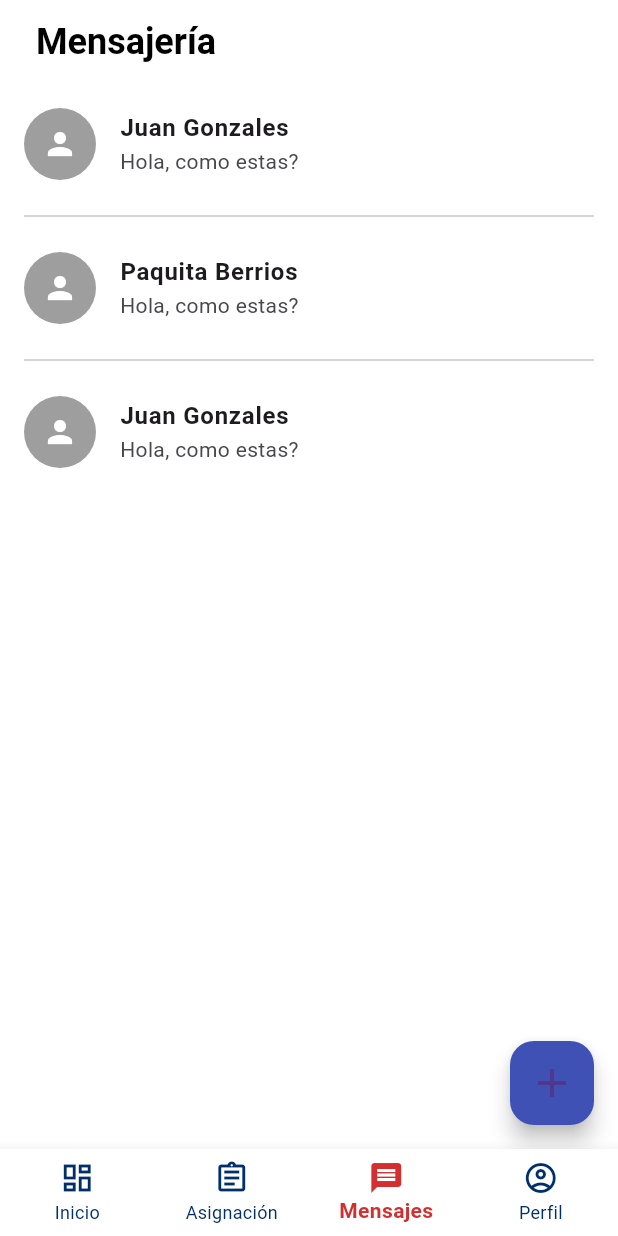
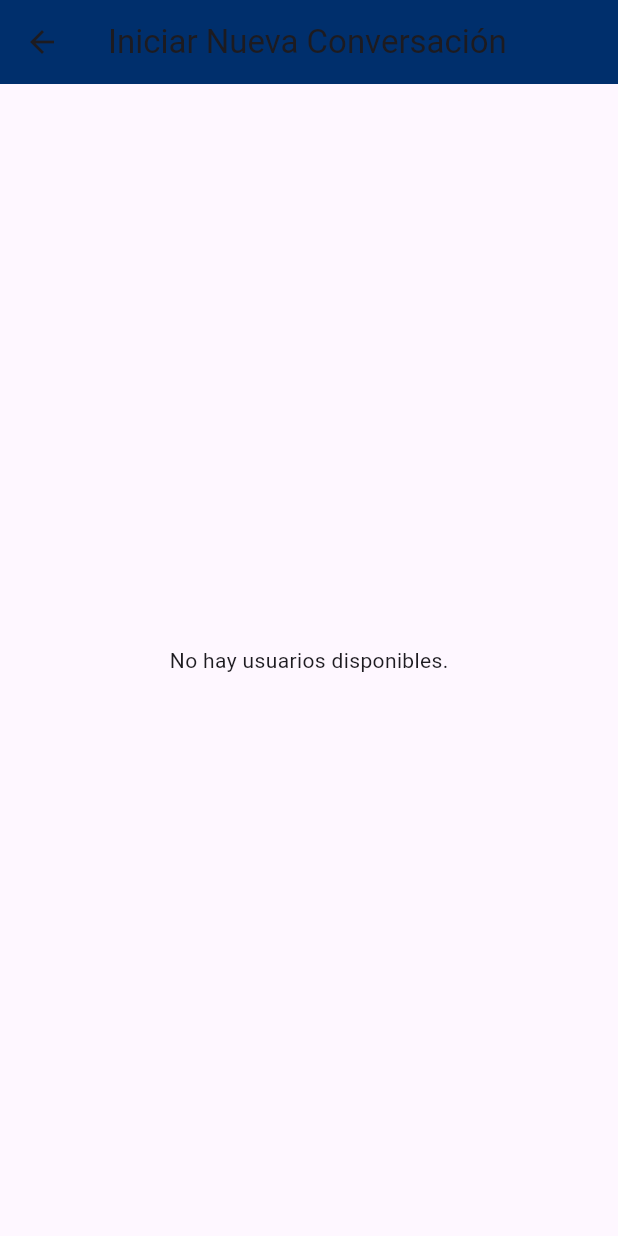
Before and after one commit to rolyadlr/AndeirApp, a Flutter app: the screen it shows once a user with an empty profile is signed in, item 3 of the bottom bar chosen, after a tap on the "add" icon, on a phone screen of 412 x 824 dp. Run offline on Flutter 3.47's test engine with Material 3 defaults, Android fonts, the phone set to English and light mode, and no system bars; our stand-ins replace cloud_firestore, firebase_auth, firebase_core, firebase_storage, flutter_map, google_fonts and 3 more; accounts and stored records are empty; network calls fail.

Commit message:
funcionalidad de mensajeria

```diff
--- a/lib/main.dart
+++ b/lib/main.dart
@@ -1,6 +1,6 @@
 import 'package:flutter/material.dart';
 import 'package:firebase_core/firebase_core.dart';
-import 'auth_gate.dart'; // nuevo archivo
+import 'services/auth_gate.dart';
 import 'services/admin_setup.dart';
 import 'package:firebase_auth/firebase_auth.dart';
 import 'package:cloud_firestore/cloud_firestore.dart';
@@ -21,7 +21,7 @@ class MyApp extends StatelessWidget {
     return MaterialApp(
       title: 'Andeir App',
       debugShowCheckedModeBanner: false,
-      home: const AuthGate(), // Escoge Login o Home según el estado
+      home: const AuthGate(),
     );
   }
 
--- /dev/null
+++ b/lib/models/message.dart
@@ -0,0 +1,34 @@
+// lib/models/message.dart
+import 'package:cloud_firestore/cloud_firestore.dart';
+
+class Message {
+  final String senderId;
+  final String receiverId;
+  final String text;
+  final Timestamp timestamp;
+
+  Message({
+    required this.senderId,
+    required this.receiverId,
+    required this.text,
+    required this.timestamp,
+  });
+
+  factory Message.fromMap(Map<String, dynamic> map) {
+    return Message(
+      senderId: map['senderId'], // <--- CAMBIADO DE 'sender' A 'senderId'
+      receiverId: map['receiverId'],
+      text: map['text'],
+      timestamp: map['timestamp'] as Timestamp,
+    );
+  }
+
+  Map<String, dynamic> toMap() {
+    return {
+      'senderId': senderId,
+      'receiverId': receiverId,
+      'text': text,
+      'timestamp': timestamp,
+    };
+  }
+}
--- a/lib/pages/Administrador/AdminHomePage.dart
+++ b/lib/pages/Administrador/AdminHomePage.dart
@@ -1,8 +1,9 @@
+// lib/pages/Administrador/AdminHomePage.dart
 import 'package:flutter/material.dart';
 import 'package:cloud_firestore/cloud_firestore.dart';
 
 import 'asignacion_tareas_page.dart';
-import 'Admin_messages_page.dart';
+import 'admin_conversations_page.dart'; // <--- IMPORTACIÓN DE LA NUEVA PÁGINA
 import 'Admin_profile_page.dart';
 
 class AdminHomePage extends StatefulWidget {
@@ -23,7 +24,7 @@ class _AdminHomePageState extends State<AdminHomePage> {
     _pages.addAll([
       _buildDashboardPage(),
       const AsignacionTareasPage(),
-      const MensajeriaPage(),
+      const AdminConversationsPage(), // <--- CAMBIADO A LA NUEVA PÁGINA DE CHAT PARA ADMIN
       const AdminMiCuentaPage(),
     ]);
   }
--- /dev/null
+++ b/lib/pages/chat/start_new_conversation_page.dart
@@ -0,0 +1,87 @@
+// lib/pages/chat/start_new_conversation_page.dart
+import 'package:flutter/material.dart';
+import 'package:firebase_auth/firebase_auth.dart';
+import '../../services/chat_service.dart';
+import 'chat_page.dart';
+
+class StartNewConversationPage extends StatefulWidget {
+  const StartNewConversationPage({super.key});
+
+  @override
+  State<StartNewConversationPage> createState() => _StartNewConversationPageState();
+}
+
+class _StartNewConversationPageState extends State<StartNewConversationPage> {
+  final ChatService _chatService = ChatService();
+  final User? currentUser = FirebaseAuth.instance.currentUser;
+
+@override
+Widget build(BuildContext context) {
+  if (currentUser == null) {
+    return Scaffold(
+      appBar: AppBar(
+        title: const Text('Iniciar Nueva Conversación'),
+        backgroundColor: const Color(0xFF002F6C),
+      ),
+      body: const Center(
+        child: Text('Debes iniciar sesión para iniciar una conversación.'),
+      ),
+    );
+  }
+
+    return Scaffold(
+      appBar: AppBar(
+        title: const Text('Iniciar Nueva Conversación'),
+        backgroundColor: const Color(0xFF002F6C),
+      ),
+      body: StreamBuilder<List<Map<String, dynamic>>>(
+        stream: _chatService.getUsersStream(),
+        builder: (context, snapshot) {
+          if (snapshot.connectionState == ConnectionState.waiting) {
+            return const Center(child: CircularProgressIndicator());
+          }
+
+          if (snapshot.hasError) {
+            return Center(child: Text('Error: ${snapshot.error}'));
+          }
+
+          if (!snapshot.hasData || snapshot.data!.isEmpty) {
+            return const Center(child: Text('No hay usuarios disponibles.'));
+          }
+
+          final users = snapshot.data!;
+
+          return ListView.builder(
+            itemCount: users.length,
+            itemBuilder: (context, index) {
+              final user = users[index];
+              // No mostrar al usuario actual en la lista para chatear consigo mismo
+              if (user['uid'] == currentUser!.uid) {
+                return const SizedBox.shrink();
+              }
+              return ListTile(
+                leading: const CircleAvatar(
+                  child: Icon(Icons.person),
+                ),
+                title: Text('${user['nombres']} ${user['apellidos']}'),
+                subtitle: Text(user['rol'] ?? 'Sin rol'), // Muestra el rol
+                onTap: () {
+                  Navigator.push(
+                    context,
+                    MaterialPageRoute(
+                      builder: (_) => ChatPage(
+                        otherUserId: user['uid'],
+                        otherUserName: '${user['nombres']} ${user['apellidos']}',
+                        // No pasamos chatRoomId aquí, ChatPage lo generará si es una nueva conversación
+                      ),
+                    ),
+                  );
+                },
+              );
+            },
+          );
+        },
+      ),
+    );
+  }
+}
--- /dev/null
+++ b/lib/pages/conversation_list_page.dart
@@ -0,0 +1,102 @@
+// lib/pages/conversation_list_page.dart
+import 'package:flutter/material.dart';
+import 'package:firebase_auth/firebase_auth.dart';
+import 'package:cloud_firestore/cloud_firestore.dart';
+import '../../services/chat_service.dart';
+import 'chat/chat_page.dart';
+import 'chat/start_new_conversation_page.dart';
+
+class ConversationListPage extends StatefulWidget {
+  const ConversationListPage({super.key});
+
+  @override
+  State<ConversationListPage> createState() => _ConversationListPageState();
+}
+
+class _ConversationListPageState extends State<ConversationListPage> {
+  final ChatService _chatService = ChatService();
+  final User? currentUser = FirebaseAuth.instance.currentUser;
+
+  @override
+  Widget build(BuildContext context) {
+    if (currentUser == null) {
+      return Scaffold(
+        appBar: AppBar(
+          title: Text('Mensajes'),
+          backgroundColor: Color(0xFF002F6C),
+        ),
+        body: Center(child: Text('Debes iniciar sesión para ver tus mensajes.')),
+      );
+    }
+
+
+    // Agrega esta línea para depuración
+    print('Current User UID: ${currentUser?.uid}');
+
+    return Scaffold(
+      appBar: AppBar(
+        title: const Text('Tus Conversaciones'),
+        backgroundColor: const Color(0xFF002F6C),
+      ),
+      body: StreamBuilder<List<Map<String, dynamic>>>(
+        stream: _chatService.getUserConversations(currentUser!.uid),
+        builder: (context, snapshot) {
+          if (snapshot.connectionState == ConnectionState.waiting) {
+            return const Center(child: CircularProgressIndicator());
+          }
+
+          if (!snapshot.hasData || snapshot.data!.isEmpty) {
+            return const Center(child: Text('No tienes conversaciones aún.'));
+          }
+
+          final conversations = snapshot.data!;
+
+          return ListView.builder(
+            itemCount: conversations.length,
+            itemBuilder: (context, index) {
+              final convo = conversations[index];
+              return ListTile(
+                leading: const CircleAvatar(
+                  child: Icon(Icons.person),
+                ),
+                title: Text(convo['otherUserName']),
+                subtitle: Text(convo['lastMessage']),
+                trailing: Text(_formatTimestamp(convo['timestamp'])),
+                onTap: () {
+                  Navigator.push(
+                    context,
+                    MaterialPageRoute(
+                      builder: (_) => ChatPage(
+                        otherUserId: convo['otherUserId'],
+                        otherUserName: convo['otherUserName'],
+                        chatRoomId: convo['chatRoomId'], // Pasamos el ID del chat room
+                      ),
+                    ),
+                  );
+                },
+              );
+            },
+          );
+        },
+      ),
+      floatingActionButton: FloatingActionButton(
+        backgroundColor: const Color(0xFF3F51B5),
+        onPressed: () {
+          // Navegar a una página para iniciar una nueva conversación
+          Navigator.push(
+            context,
+            MaterialPageRoute(
+              builder: (_) => const StartNewConversationPage(),
+            ),
+          );
+        },
+        child: const Icon(Icons.add, size: 32),
+      ),
+    );
+  }
+
+  String _formatTimestamp(Timestamp timestamp) {
+    final date = timestamp.toDate();
+    return '${date.hour.toString().padLeft(2, '0')}:${date.minute.toString().padLeft(2, '0')}';
+  }
+}
--- a/lib/pages/home_page.dart
+++ b/lib/pages/home_page.dart
@@ -1,9 +1,10 @@
+// lib/pages/home_page.dart
 import 'package:cloud_firestore/cloud_firestore.dart';
 import 'package:firebase_auth/firebase_auth.dart';
 import 'package:flutter/material.dart';
 import 'calendar_page.dart';
 import 'profile_page.dart';
-import 'messages_page.dart';
+import 'conversation_list_page.dart';
 
 class HomePage extends StatefulWidget {
   const HomePage({super.key});
@@ -41,7 +42,7 @@ class _HomePageState extends State<HomePage> {
           _pages.addAll([
             _buildHomePage(uid!),
             const CalendarPage(),
-            const MessagesPage(),
+            const ConversationListPage(),
             const ProfilePage(),
           ]);
 
@@ -66,7 +67,7 @@ class _HomePageState extends State<HomePage> {
       bottomNavigationBar: BottomNavigationBar(
         currentIndex: _currentIndex,
         selectedItemColor: Colors.red.shade700,
-        unselectedItemColor: Color(0xFF002F6C),
+        unselectedItemColor: const Color(0xFF002F6C),
         backgroundColor: Colors.white,
         elevation: 8,
         type: BottomNavigationBarType.fixed,
@@ -144,7 +145,7 @@ class _HomePageState extends State<HomePage> {
               children: [
                 Text(
                   'Hola, $nombre 👋',
-                  style: TextStyle(
+                  style: const TextStyle(
                     fontSize: 26,
                     fontWeight: FontWeight.bold,
                     color: Color(0xFF002F6C),
--- a/lib/pages/messages_page.dart
+++ /dev/null
@@ -1,74 +0,0 @@
-import 'package:flutter/material.dart';
-
-class MessagesPage extends StatelessWidget {
-  const MessagesPage({super.key});
-
-  @override
-  Widget build(BuildContext context) {
-    // Lista de mensajes de ejemplo
-    final List<Map<String, String>> messages = [
-      {
-        'name': 'Juan Gonzales',
-        'message': 'Hola, como estas?',
-      },
-      {
-        'name': 'Paquita Berrios',
-        'message': 'Hola, como estas?',
-      },
-      {
-        'name': 'Juan Gonzales',
-        'message': 'Hola, como estas?',
-      },
-    ];
-
-    return Scaffold(
-      backgroundColor: Colors.white,
-      appBar: AppBar(
-        backgroundColor: Colors.white,
-        elevation: 0,
-        title: const Padding(
-          padding: EdgeInsets.only(left: 8.0),
-          child: Text(
-            'Mensajería',
-            style: TextStyle(
-              color: Colors.black,
-              fontWeight: FontWeight.bold,
-              fontSize: 24,
-            ),
-          ),
-        ),
-      ),
-      body: ListView.separated(
-        padding: const EdgeInsets.symmetric(horizontal: 16),
-        itemCount: messages.length,
-        separatorBuilder: (context, index) => const Divider(),
-        itemBuilder: (context, index) {
-          final message = messages[index];
-          return ListTile(
-            contentPadding: const EdgeInsets.symmetric(vertical: 4),
-            leading: const CircleAvatar(
-              radius: 24,
-              backgroundColor: Colors.grey,
-              child: Icon(Icons.person, color: Colors.white),
-            ),
-            title: Text(
-              message['name']!,
-              style: const TextStyle(fontWeight: FontWeight.bold),
-            ),
-            subtitle: Text(message['message']!),
-            onTap: () {
-              // Puedes navegar a una conversación individual aquí
-            },
-          );
-        },
-      ),
-      floatingActionButton: FloatingActionButton(
-        backgroundColor: const Color(0xFF3F51B5), // Azul tipo Material
-        onPressed: () {
-          // Acción para crear nuevo mensaje
-        },
-        child: const Icon(Icons.add, size: 32),
-      ),
-    );
-  }
-}
--- a/lib/auth_gate.dart
+++ b/lib/services/auth_gate.dart
@@ -1,9 +1,9 @@
 import 'package:flutter/material.dart';
 import 'package:firebase_auth/firebase_auth.dart';
 import 'package:cloud_firestore/cloud_firestore.dart';
-import 'pages/home_page.dart';
-import 'pages/Administrador/AdminHomePage.dart';
-import 'pages/login_page.dart';
+import '../pages/home_page.dart';
+import '../pages/Administrador/AdminHomePage.dart';
+import '../pages/login_page.dart';
 
 class AuthGate extends StatelessWidget {
   const AuthGate({super.key});
--- /dev/null
+++ b/lib/services/chat_service.dart
@@ -0,0 +1,119 @@
+// lib/services/chat_service.dart
+import 'package:cloud_firestore/cloud_firestore.dart';
+import 'package:firebase_auth/firebase_auth.dart';
+import '../models/message.dart';
+
+class ChatService {
+  final FirebaseFirestore _firestore = FirebaseFirestore.instance;
+  final FirebaseAuth _auth = FirebaseAuth.instance;
+
+  User? getCurrentUser() {
+    return _auth.currentUser;
+  }
+
+  Stream<List<Map<String, dynamic>>> getUsersStream() {
+    return _firestore.collection('usuarios').snapshots().map((snapshot) {
+      return snapshot.docs.map((doc) {
+        final user = doc.data();
+        return {
+          'uid': doc.id,
+          'nombres': user['nombres'] ?? 'Nombre Desconocido',
+          'apellidos': user['apellidos'] ?? '',
+          'email': user['email'] ?? '',
+          'rol': user['rol'] ?? 'trabajador',
+        };
+      }).toList();
+    });
+  }
+
+  // Enviar un mensaje
+  Future<void> sendMessage({
+    required String senderId,
+    required String receiverId,
+    required String messageText,
+  }) async {
+    // ID del chat room (combinación de IDs de usuario para asegurar unicidad)
+    List<String> ids = [senderId, receiverId];
+    ids.sort(); // Ordenar los IDs para crear un chat room ID consistente
+    String chatRoomId = ids.join("_");
+
+    // Crear un nuevo mensaje
+    Message newMessage = Message(
+      senderId: senderId,
+      receiverId: receiverId,
+      text: messageText,
+      timestamp: Timestamp.now(),
+    );
+
+    // Guardar el mensaje en el chat room
+    await _firestore
+        .collection('chat_rooms')
+        .doc(chatRoomId)
+        .collection('messages')
+        .add(newMessage.toMap());
+
+    // Actualizar la última actividad del chat room (opcional pero útil para ordenar)
+    await _firestore.collection('chat_rooms').doc(chatRoomId).set(
+      {
+        'participants': ids,
+        'lastMessage': messageText,
+        'lastMessageSenderId': senderId,
+        'timestamp': Timestamp.now(),
+      },
+      SetOptions(merge: true), // Merge para no sobrescribir otros campos
+    );
+  }
+
+  // Obtener mensajes para un chat específico
+  Stream<List<Message>> getMessages(String userId1, String userId2) {
+    List<String> ids = [userId1, userId2];
+    ids.sort();
+    String chatRoomId = ids.join("_");
+
+    return _firestore
+        .collection('chat_rooms')
+        .doc(chatRoomId)
+        .collection('messages')
+        .orderBy('timestamp', descending: false)
+        .snapshots()
+        .map((snapshot) {
+      return snapshot.docs.map((doc) {
+        return Message.fromMap(doc.data());
+      }).toList();
+    });
+  }
+
+  // Obtener conversaciones para el usuario actual
+  Stream<List<Map<String, dynamic>>> getUserConversations(String userId) {
+    return _firestore
+        .collection('chat_rooms')
+        .where('participants', arrayContains: userId)
+        .orderBy('timestamp', descending: true)
+        .snapshots()
+        .asyncMap((snapshot) async {
+      List<Map<String, dynamic>> conversations = [];
+      for (var doc in snapshot.docs) {
+        final data = doc.data();
+        final participants = List<String>.from(data['participants']);
+        final otherUserId = participants.firstWhere((id) => id != userId);
+
+        // Obtener los datos del otro usuario
+        final userDoc =
+            await _firestore.collection('usuarios').doc(otherUserId).get();
+        final userData = userDoc.data();
+
+        if (userData != null) {
+          conversations.add({
+            'chatRoomId': doc.id,
+            'otherUserId': otherUserId,
+            'otherUserName':
+                '${userData['nombres'] ?? ''} ${userData['apellidos'] ?? ''}',
+            'lastMessage': data['lastMessage'] ?? 'Sin mensajes',
+            'timestamp': data['timestamp'] ?? Timestamp.now(),
+          });
+        }
+      }
+      return conversations;
+    });
+  }
+}
```
Also changed, not shown: lib/pages/Administrador/Admin_messages_page.dart (deleted, +0 -15 lines), lib/pages/Administrador/admin_conversations_page.dart (added, +106 -0 lines), lib/pages/chat/chat_page.dart (added, +180 -0 lines), lib/pages/login_page.dart (+0 -7 lines).
